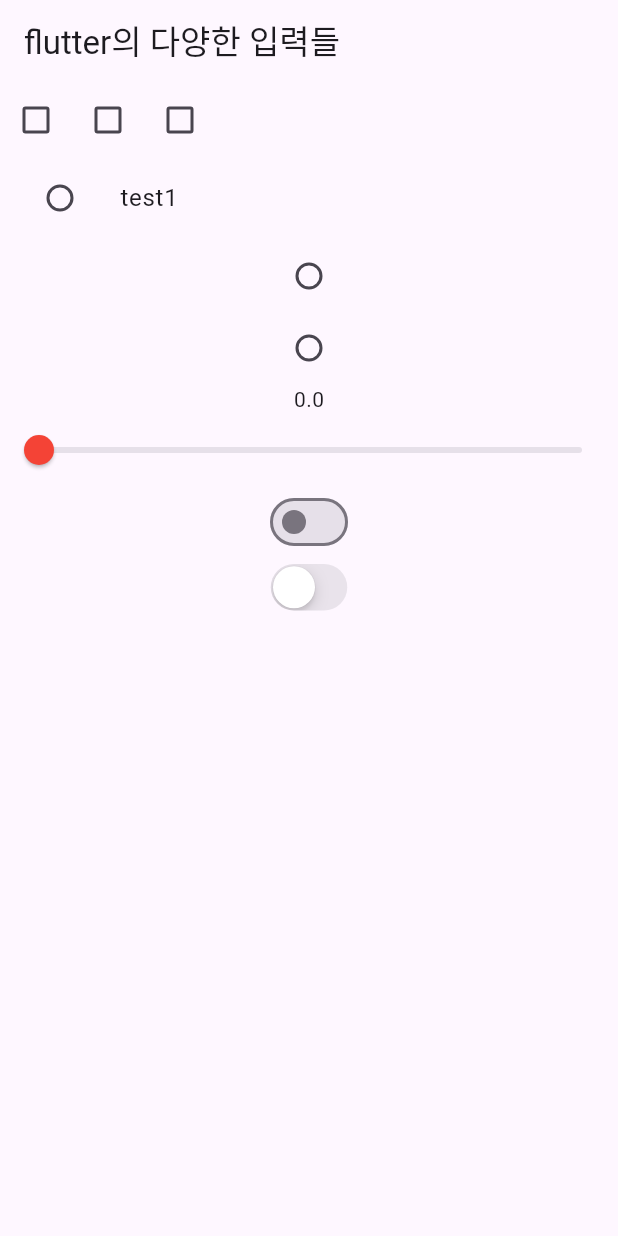
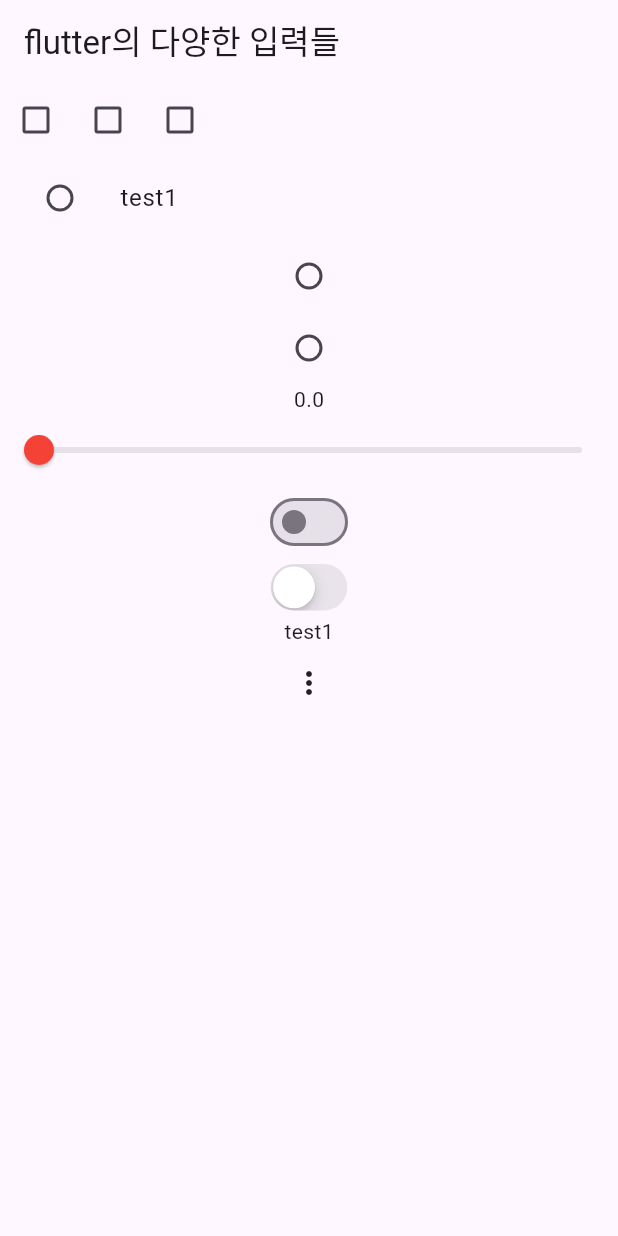
Before and after one commit to hyerimmmmm/flutterStudy, a Flutter app: the screen it shows after launch, on a phone screen of 412 x 824 dp. Run offline on Flutter 3.47's test engine with Material 3 defaults, Android fonts, the phone set to English and light mode, and no system bars.

Commit message:
[part2_04] 팝업 메뉴 실습

```diff
--- a/part2_ch04/lib/main.dart
+++ b/part2_ch04/lib/main.dart
@@ -23,6 +23,7 @@ class Body extends StatelessWidget {
         TestRadioButton(),
         TestSlider(),
         TestSwitch(),
+        TestPopupMenu()
       ],
     );
   }
@@ -167,3 +168,35 @@ class _TestSwitchState extends State<TestSwitch> {
     ]);
   }
 }
+
+class TestPopupMenu extends StatefulWidget {
+  const TestPopupMenu({super.key});
+
+  @override
+  State<TestPopupMenu> createState() => _TestPopupMenuState();
+}
+
+enum TestValue {
+  test1,
+  test2,
+  test3;
+}
+
+class _TestPopupMenuState extends State<TestPopupMenu> {
+  TestValue selectValue = TestValue.test1;
+
+  @override
+  Widget build(BuildContext context) {
+    return Column(
+      children: [
+        Text(selectValue.name),
+        PopupMenuButton(itemBuilder: (context) {
+          return TestValue.values
+              .map((value) => PopupMenuItem(value: value, child: Text(value.name)))
+              .toList();
+        },
+        onSelected: (newValue) => setState(() => selectValue = newValue),),
+      ],
+    );
+  }
+}
```
